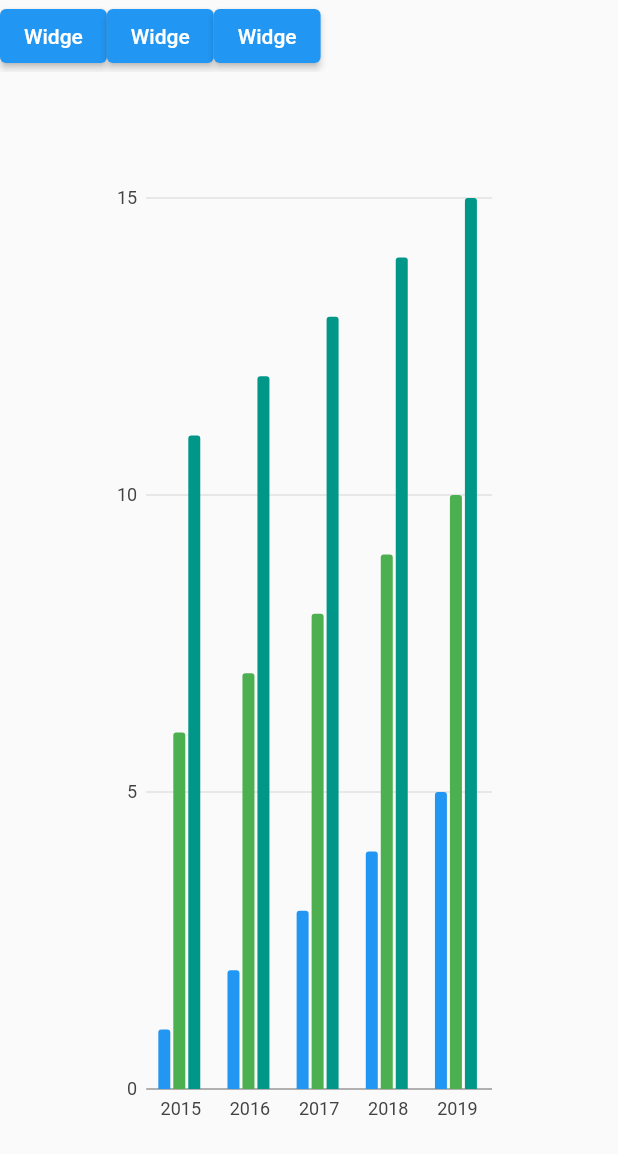
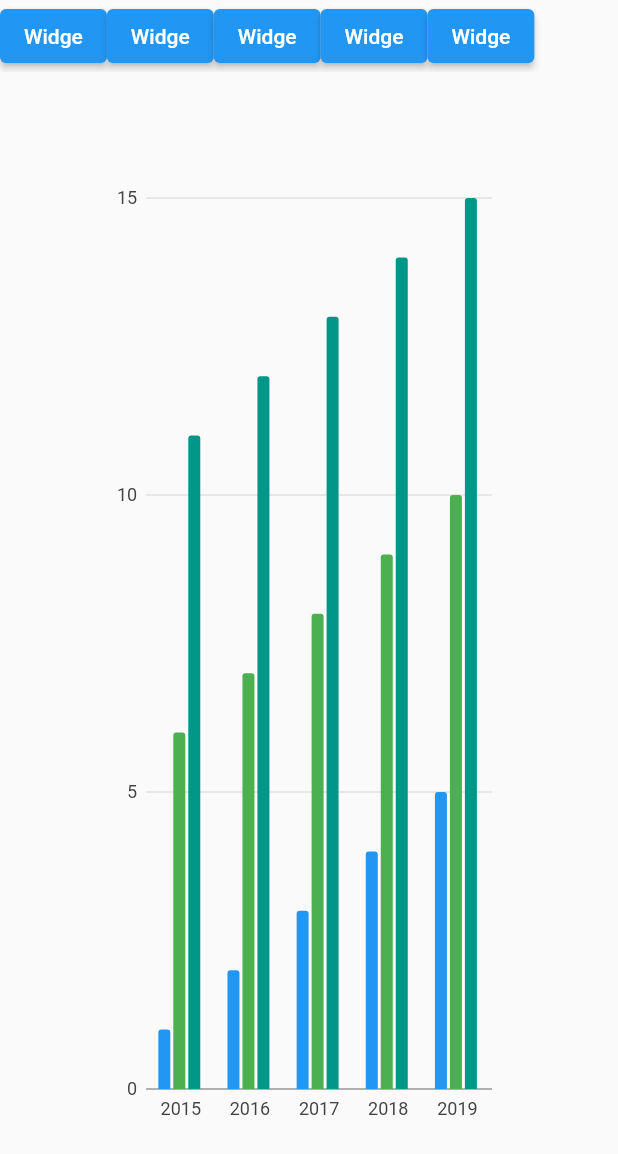
Before and after one commit to amino-health/oura-intervention, a Flutter app: the HomePage screen opened directly, after a tap on "Widge", on a phone screen of 412 x 824 dp. Shown: the top 1154 px of the screen. Run offline on Flutter 3.47's test engine with Material 2 defaults, Android fonts, the phone set to English and light mode, and no system bars; our stand-ins replace charts_flutter, flutter_login; missing offline and left inert: dart:html.

```diff
--- a/lib/TestWidgets.dart
+++ b/lib/TestWidgets.dart
@@ -1,7 +1,10 @@
 import 'package:flutter/material.dart';
-import 'package:ouraintervention/screens/ProfilePage.dart';
+import 'package:ouraintervention/screens/ProfileScreen.dart';
 import 'package:ouraintervention/widgets/GroupedBarChart.dart';
 import 'package:ouraintervention/widgets/OuraLoginButton.dart';
+
+import 'package:ouraintervention/DetailedInterventions.dart';
+import 'package:ouraintervention/InterventionsList.dart';
 
 /// This file is used for testing and debugging widgets or screens.
 ///
@@ -14,6 +17,24 @@ List<Widget> widgetList = [
   GroupedBarChart(dataLists: exampleData),
   const OuraLoginButton(),
   const ProfilePage(),
+  const DetailedIntervention(),
+  InterventionList(
+    interventions: [
+      Intervention(
+          name: "Backhand slapped",
+          icon: Icons.back_hand,
+          description:
+              "Induces pain for 1 hour, and emotional turmoil for 12 to 72 hours on average"),
+      SupplementIntervention("125cl at 17%",
+          name: "Alcoholic beverage",
+          description: "Alcohol makes u drunk bro lool",
+          icon: Icons.wine_bar),
+      SupplementIntervention("120mg",
+          name: "caffeine",
+          description: "Speedy water",
+          icon: Icons.free_breakfast_rounded),
+    ],
+  )
 ];
 
 void main() async {
--- a/lib/main.dart
+++ b/lib/main.dart
@@ -45,8 +45,7 @@ class _AppGlobalStateState extends State<AppGlobalState> {
             throw UnimplementedError("TODO place Jakob's oura auth page here"),
       },
       onUnknownRoute: (routeSettings) => MaterialPageRoute(
-        builder: (context) =>
-            Text("Unknown route: '${routeSettings.name}'"),
+        builder: (context) => Text("Unknown route: '${routeSettings.name}'"),
       ),
       title: 'Oura Intervention',
       theme: ThemeData(
```
Also changed, not shown: lib/DetailedInterventions.dart (added, +31 -0 lines), lib/InterventionsList.dart (added, +70 -0 lines), pubspec.lock, 2 other files.
